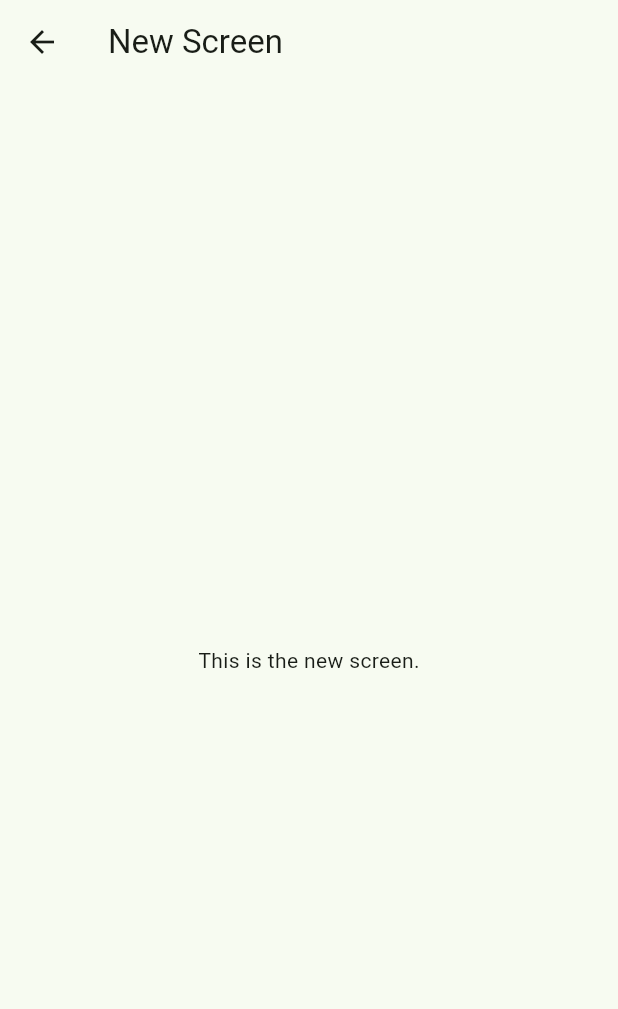
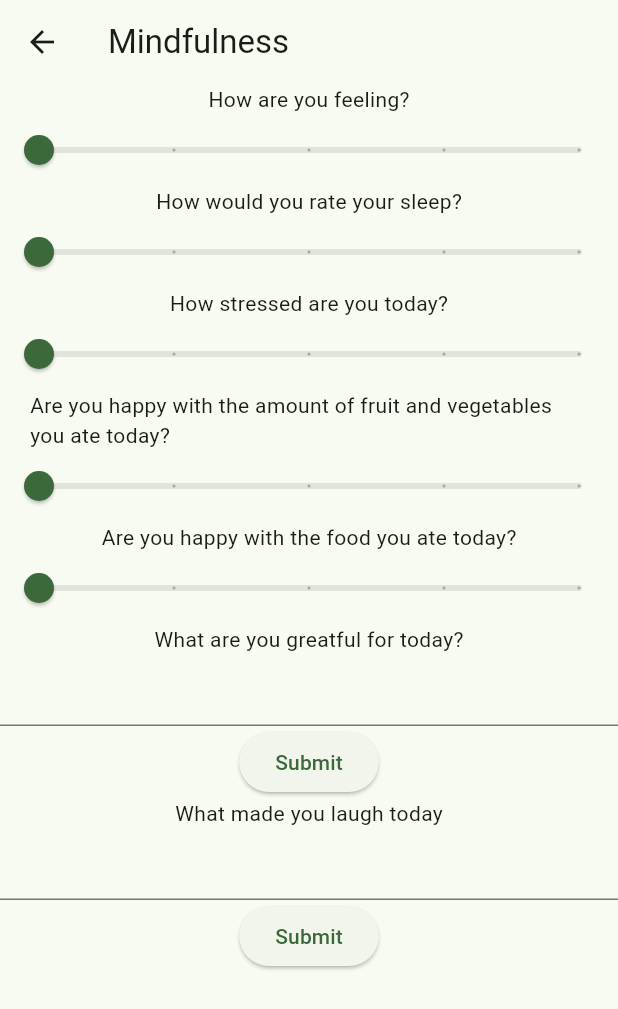
Before and after one commit to rfeuz/bellapp, a Flutter app: the screen it shows after launch, item 4 of the bottom bar chosen, on a phone screen of 412 x 824 dp. Shown: the top 1009 px of the screen. Run offline on Flutter 3.47's test engine with Material 3 defaults, Android fonts, the light colour scheme and no system bars.

Commit message:
survey v1

```diff
--- a/lib/survey.dart
+++ b/lib/survey.dart
@@ -1,17 +1,136 @@
-// survey.dart
-
 import 'package:flutter/material.dart';
 
-class Survey extends StatelessWidget {
+class Survey extends StatefulWidget {
+  @override
+  _SurveyState createState() => _SurveyState();
+}
+
+class _SurveyState extends State<Survey> {
+  double _doing = 1;
+  double _sleep = 1;
+  double _stress = 1;
+  double _fruit = 1;
+  double _food = 1;
+  final _textgreatful = TextEditingController();
+  final _textlaugh = TextEditingController();
+
+
+
+  @override
+  void dispose() {
+    _textgreatful.dispose(); // Don't forget to dispose the controller when not needed
+    _textlaugh.dispose(); // Don't forget to dispose the controller when not needed
+    super.dispose();
+  }
+
+  //_calculate() {
+   // double _stressw = 6 - _stress;
+  //}
+
   @override
   Widget build(BuildContext context) {
     return Scaffold(
       appBar: AppBar(
-        title: Text('New Screen'),
+        title: Text('Mindfulness'),
       ),
-      body: Center(
-        child: Text('This is the new screen.'),
+      body: Column(
+        children: <Widget>[
+          Text('How are you feeling?'),
+          Slider(
+            value: _doing,
+            min: 1,
+            max: 5,
+            divisions: 4,
+            label: _doing.round().toString(),
+            onChanged: (double value) {
+              setState(() {
+                _doing = value;
+              });
+            },
+          ),
+          Text('How would you rate your sleep?'),
+          Slider(
+            value: _sleep,
+            min: 1,
+            max: 5,
+            divisions: 4,
+            label: _sleep.round().toString(),
+            onChanged: (double value) {
+              setState(() {
+                _sleep = value;
+              });
+            },
+          ),
+          Text('How stressed are you today?'),
+          Slider(
+            value: _stress,
+            min: 1,
+            max: 5,
+            divisions: 4,
+            label: _stress.round().toString(),
+            onChanged: (double value) {
+              setState(() {
+                _stress = value;
+                //_calculate();
+              });
+            },
+          ),
+          Padding(
+            padding: const EdgeInsets.symmetric(horizontal: 20.0),
+            child: Text('Are you happy with the amount of fruit and vegetables you ate today?'),
+          ),
+          Slider(
+            value: _fruit,
+            min: 1,
+            max: 5,
+            divisions: 4,
+            label: _fruit.round().toString(),
+            onChanged: (double value) {
+              setState(() {
+                _fruit = value;
+              });
+            },
+          ),
+          Padding(
+            padding: const EdgeInsets.symmetric(horizontal: 20.0),
+            child: Text('Are you happy with the food you ate today?'),
+          ),
+          Slider(
+            value: _food,
+            min: 1,
+            max: 5,
+            divisions: 4,
+            label: _food.round().toString(),
+            onChanged: (double value) {
+              setState(() {
+                _food = value;
+              });
+            },
+          ),
+          Text('What are you greatful for today?'),
+          TextField(
+            controller: _textgreatful,
+          ),
+          ElevatedButton(
+              onPressed: () {
+                print('Answer: ${_textgreatful.text}');
+              },
+              child: Text('Submit')
+          ),
+          Text('What made you laugh today'),
+          TextField(
+            controller: _textlaugh,
+          ),
+          ElevatedButton(
+              onPressed: () {
+                print('Answer: ${_textlaugh.text}');
+              },
+              child: Text('Submit')
+          ),
+        ],
       ),
     );
   }
+
+
 }
```
